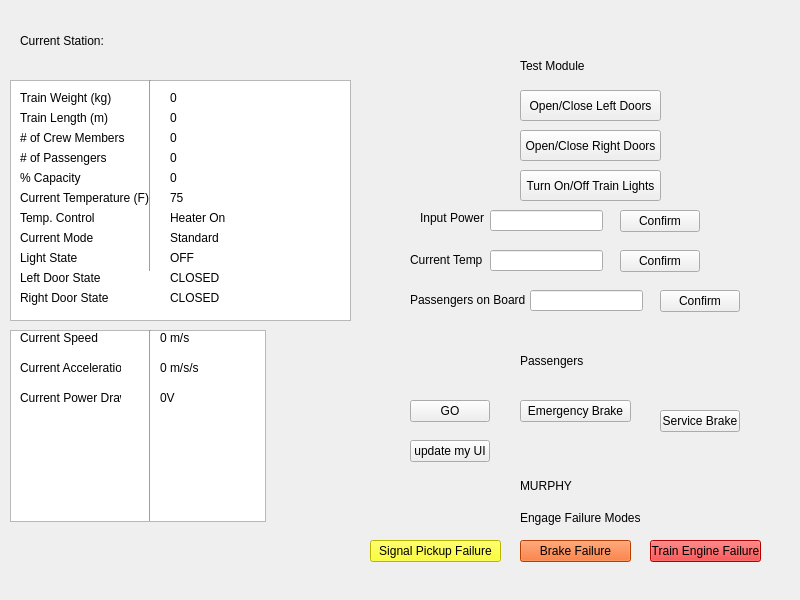
The window that TrainModelProject/trainmodelui.ui (joeschurer/ECE1140) describes before a commit, drawn with Qt 5.
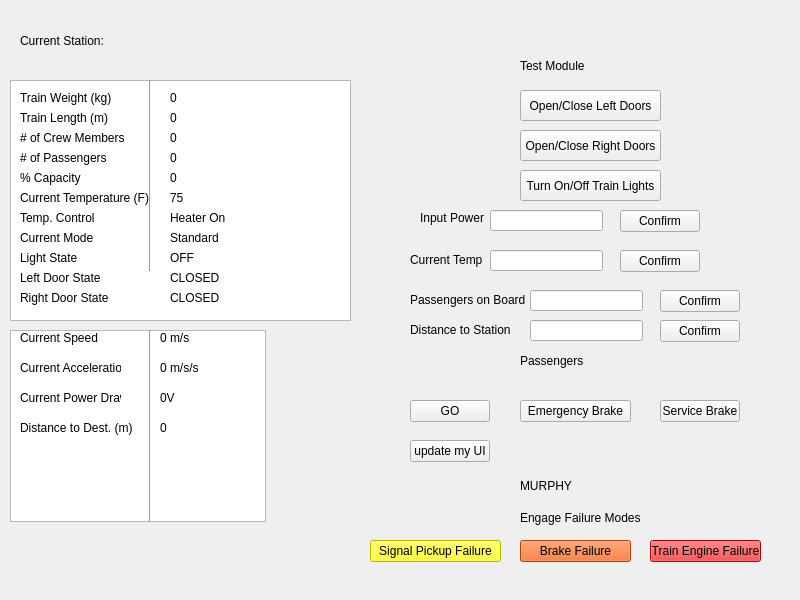
The same window after the commit.

What changed in the file:
```diff
--- a/TrainModelProject/trainmodelui.ui
+++ b/TrainModelProject/trainmodelui.ui
@@ -611,7 +611,7 @@
    <property name="geometry">
     <rect>
      <x>660</x>
-     <y>410</y>
+     <y>400</y>
      <width>80</width>
      <height>22</height>
     </rect>
@@ -757,6 +757,68 @@
     <string>Heater On</string>
    </property>
   </widget>
+  <widget class="QLabel" name="distToDestLabel">
+   <property name="geometry">
+    <rect>
+     <x>20</x>
+     <y>420</y>
+     <width>121</width>
+     <height>16</height>
+    </rect>
+   </property>
+   <property name="text">
+    <string>Distance to Dest. (m)</string>
+   </property>
+  </widget>
+  <widget class="QLabel" name="distToDestVal">
+   <property name="geometry">
+    <rect>
+     <x>160</x>
+     <y>420</y>
+     <width>101</width>
+     <height>16</height>
+    </rect>
+   </property>
+   <property name="text">
+    <string>0</string>
+   </property>
+  </widget>
+  <widget class="QLabel" name="stationMetersLabel">
+   <property name="geometry">
+    <rect>
+     <x>410</x>
+     <y>320</y>
+     <width>121</width>
+     <height>20</height>
+    </rect>
+   </property>
+   <property name="text">
+    <string>Distance to Station</string>
+   </property>
+  </widget>
+  <widget class="QLineEdit" name="stationMetersVal">
+   <property name="geometry">
+    <rect>
+     <x>530</x>
+     <y>320</y>
+     <width>113</width>
+     <height>21</height>
+    </rect>
+   </property>
+  </widget>
+  <widget class="QPushButton" name="stationMetersButton">
+   <property name="geometry">
+    <rect>
+     <x>660</x>
+     <y>320</y>
+     <width>80</width>
+     <height>22</height>
+    </rect>
+   </property>
+   <property name="text">
+    <string>Confirm</string>
+   </property>
+  </widget>
   <action name="actiontrainWeight">
    <property name="text">
     <string>trainWeight</string>
@@ -819,6 +881,11 @@
   <zorder>passengersConfirm</zorder>
   <zorder>tempControlLabel</zorder>
   <zorder>tempControlValue</zorder>
+  <zorder>distToDestLabel</zorder>
+  <zorder>distToDestVal</zorder>
+  <zorder>stationMetersLabel</zorder>
+  <zorder>stationMetersVal</zorder>
+  <zorder>stationMetersButton</zorder>
  </widget>
  <resources/>
  <connections/>
```
